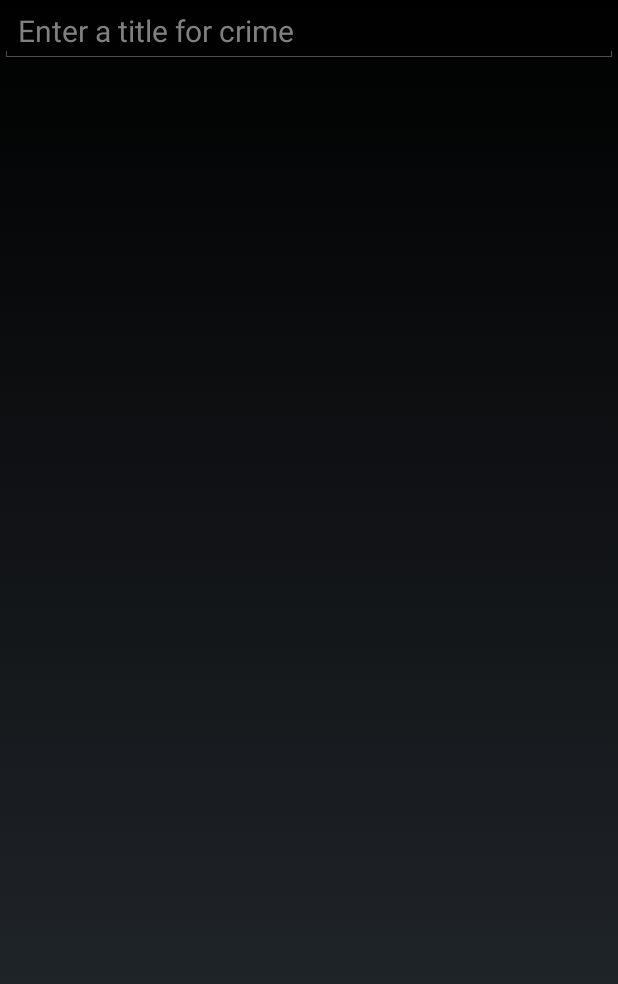
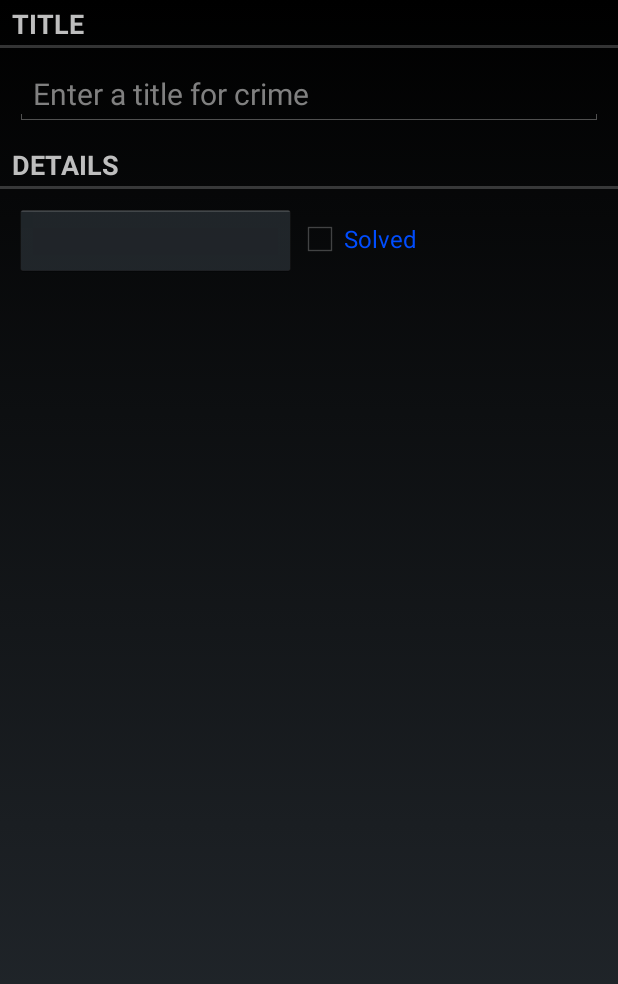
Before and after one commit to lewisliul/demo, an Android app: the layout fragment_crime_main.xml on its own in the app's theme, with its tools: preview values and no code run, on a phone screen of 412 x 824 dp. Shown: the top 984 px of the screen. Run offline under Robolectric (Android 15) with nearby library versions, the light colour scheme and no system bars.

Commit message:
[CrimeListFragment提交]

```diff
--- a/app/build.gradle
+++ b/app/build.gradle
@@ -24,7 +24,8 @@ android {
 }
 
 dependencies {
-    compile fileTree(dir: 'libs', include: ['*.jar'])
+    compile fileTree(include: ['*.jar'], dir: 'libs')
     testCompile 'junit:junit:4.12'
     compile 'com.android.support:appcompat-v7:24.0.0'
+    compile 'com.android.support:recyclerview-v7:24.0.0'
 }
--- a/app/src/main/AndroidManifest.xml
+++ b/app/src/main/AndroidManifest.xml
@@ -8,13 +8,15 @@
         android:label="@string/app_name"
         android:supportsRtl="true"
         android:theme="@android:style/Theme.Holo.NoActionBar">
-        <activity android:name=".ui.CrimeActivity">
+        <activity android:name=".ui.CrimeListActivity">
             <intent-filter>
                 <action android:name="android.intent.action.MAIN"/>
-
                 <category android:name="android.intent.category.LAUNCHER"/>
             </intent-filter>
         </activity>
+
+        <activity android:name=".ui.CrimeActivity"
+            android:label="@string/app_name"/>
     </application>
 
 </manifest>
--- a/app/src/main/res/layout/activity_crime_main.xml
+++ b/app/src/main/res/layout/activity_crime_main.xml
@@ -7,7 +7,7 @@
     android:paddingLeft="6dp"
     android:paddingRight="6dp"
     android:paddingTop="2dp"
-    android:background="#dfd6d6"
+    android:background="#fdf9f9"
     tools:context=".ui.CrimeActivity">
 
     <FrameLayout
--- a/app/src/main/res/layout/fragment_crime_main.xml
+++ b/app/src/main/res/layout/fragment_crime_main.xml
@@ -3,12 +3,48 @@
               android:orientation="vertical"
               android:layout_width="match_parent"
               android:layout_height="match_parent">
+    <TextView
+        android:layout_width="match_parent"
+        android:layout_height="wrap_content"
+        android:text="@string/crime_title_label"
+        style="?android:listSeparatorTextViewStyle"
+        android:textSize="18sp"/>
 
     <EditText
         android:id="@+id/id_fragment_crime_edittext_title"
         android:layout_width="match_parent"
         android:layout_height="wrap_content"
         android:hint="@string/crime_title_hint"
+       android:layout_margin="10dp"
         android:textSize="20sp"/>
 
+    <TextView
+        android:layout_width="match_parent"
+        android:layout_height="wrap_content"
+        android:text="@string/crime_details_label"
+        style="?android:listSeparatorTextViewStyle"
+        android:textSize="18sp"/>
+
+    <LinearLayout
+        android:layout_width="match_parent"
+        android:layout_height="wrap_content"
+        android:layout_margin="10dp">
+        <Button
+            android:id="@+id/id_fragment_crime_date_btn"
+            android:layout_width="wrap_content"
+            android:layout_height="wrap_content"
+            android:layout_weight="1"
+            android:textSize="14sp"/>
+
+        <CheckBox
+            android:id="@+id/id_fragment_crime_solved_cbx"
+            android:layout_width="wrap_content"
+            android:layout_height="wrap_content"
+            android:layout_weight="1"
+            android:text="@string/crime_solved_label"
+            android:textColor="#004dfe"/>
+
+    </LinearLayout>
+
+
 </LinearLayout>
--- a/app/src/main/res/values/strings.xml
+++ b/app/src/main/res/values/strings.xml
@@ -1,4 +1,7 @@
 <resources>
     <string name="app_name">demo</string>\
     <string name="crime_title_hint">Enter a title for crime</string>
+    <string name="crime_title_label">Title</string>
+    <string name="crime_details_label">Details</string>
+    <string name="crime_solved_label">Solved</string>
 </resources>
```
Also changed, not shown: app/src/main/java/com/demo/abstr/SingleFragmentActivity.java (added, +29 -0 lines), app/src/main/java/com/demo/base/CrimeLab.java (added, +57 -0 lines), app/src/main/java/com/demo/bean/Crime.java (+20 -0 lines), app/src/main/java/com/demo/fragment/CrimeFragment.java (+17 -0 lines), app/src/main/java/com/demo/fragment/CrimeListFragment.java (added, +101 -0 lines), app/src/main/java/com/demo/ui/CrimeActivity.java (+4 -15 lines), app/src/main/java/com/demo/ui/CrimeListActivity.java (added, +16 -0 lines), app/src/main/res/layout/fragment_crimelist_main.xml (added, +13 -0 lines), app/src/main/res/layout/view_fragment_crimelist_recycleview_item.xml (added, +38 -0 lines).
